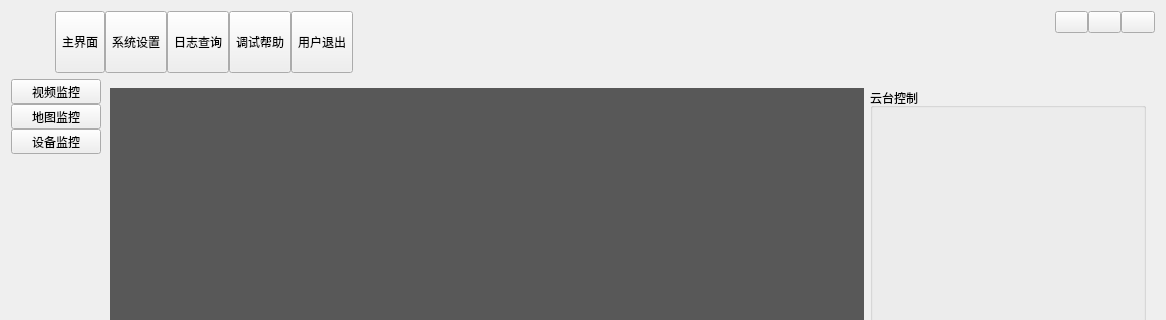
Qt form form/frmmain.ui (yunke120/III-Robot-Master) before a commit; both pictures show x 0 to 1166 and y 0 to 320 of the 1166 by 775 pixel window.
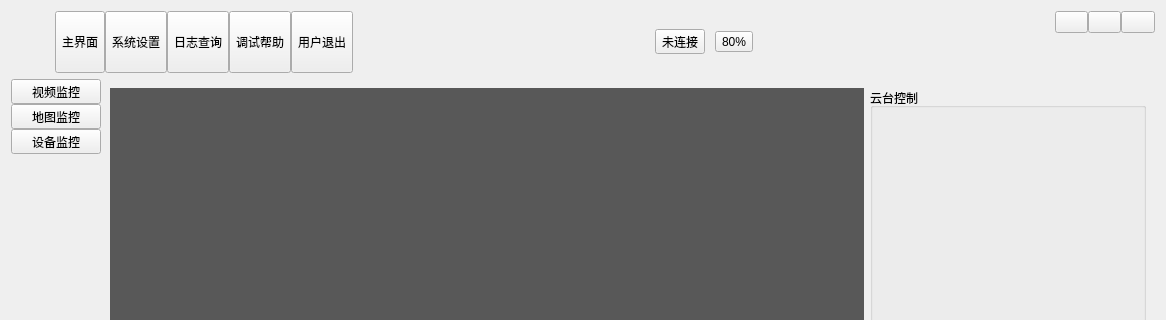
The same form after that commit. Icons and pictures are not drawn. Custom widgets are drawn as their Qt base class.

Diff of the .ui file:
```diff
--- a/form/frmmain.ui
+++ b/form/frmmain.ui
@@ -207,6 +207,53 @@
         </property>
        </spacer>
       </item>
+      <item>
+       <widget class="QToolButton" name="tBConnect">
+        <property name="styleSheet">
+         <string notr="true"/>
+        </property>
+        <property name="text">
+         <string>未连接</string>
+        </property>
+        <property name="icon">
+         <iconset resource="../other/main.qrc">
+          <normaloff>:/image/disconnect.png</normaloff>:/image/disconnect.png</iconset>
+        </property>
+        <property name="toolButtonStyle">
+         <enum>Qt::ToolButtonTextBesideIcon</enum>
+        </property>
+       </widget>
+      </item>
+      <item>
+       <widget class="QToolButton" name="tBBattery">
+        <property name="styleSheet">
+         <string notr="true"/>
+        </property>
+        <property name="text">
+         <string>80%</string>
+        </property>
+        <property name="icon">
+         <iconset resource="../other/main.qrc">
+          <normaloff>:/image/bat.png</normaloff>:/image/bat.png</iconset>
+        </property>
+        <property name="toolButtonStyle">
+         <enum>Qt::ToolButtonTextBesideIcon</enum>
+        </property>
+       </widget>
+      </item>
+      <item>
+       <spacer name="horizontalSpacer_21">
+        <property name="orientation">
+         <enum>Qt::Horizontal</enum>
+        </property>
+        <property name="sizeHint" stdset="0">
+         <size>
+          <width>40</width>
+          <height>20</height>
+         </size>
+        </property>
+       </spacer>
+      </item>
       <item>
        <widget class="QWidget" name="widgetMenu" native="true">
         <property name="minimumSize">
```
Left out of the diff: 2 changed lines with no effect on the pictures.
